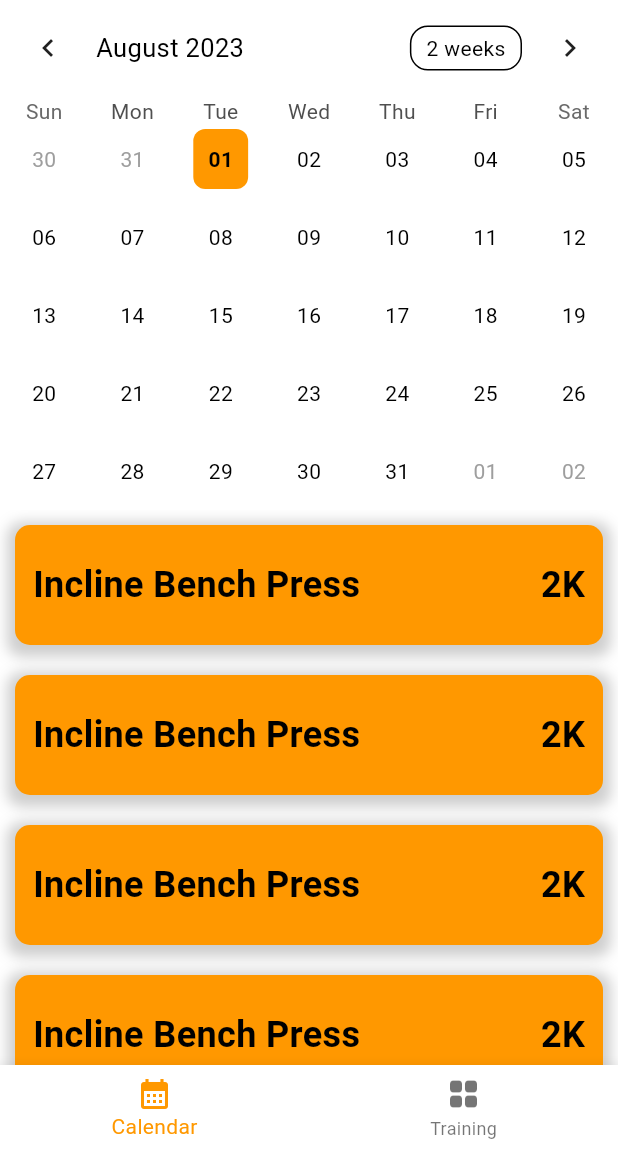
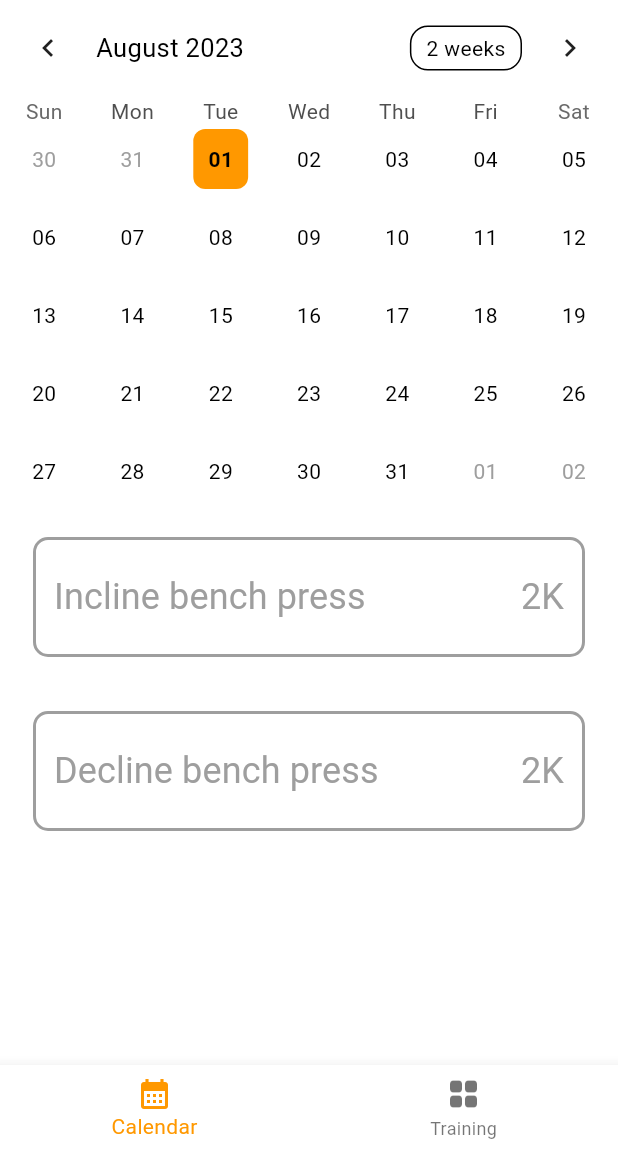
Before and after one commit to t19960804/FitTrackr, a Flutter app: the screen it shows after launch, on a phone screen of 412 x 824 dp, the part 84-1236 px from its top. Run offline on Flutter 3.47's test engine with Material 2 defaults, Android fonts, the phone set to English and light mode, and no system bars; drawn by our look-alikes of table_calendar.

Commit message:
Add TextButton / Selection Logic

```diff
--- a/lib/main.dart
+++ b/lib/main.dart
@@ -35,6 +35,12 @@ class CalendarPage extends StatefulWidget {
 class _CalendarPageState extends State<CalendarPage> {
   var _bottomNavigationIndex = 0;
   var _isEditMode = false;
+  var _trainings = ["Incline bench press", "Decline bench press"];
+  var _selectStatus = [];
+
+  _CalendarPageState() {
+    _selectStatus = List.generate(_trainings.length, (index) => false);
+  }
 
   @override
   Widget build(BuildContext context) {
@@ -102,46 +108,73 @@ class _CalendarPageState extends State<CalendarPage> {
               child: ListView.builder(
                 // 在Column裡面使用ListView這種具有無限延展性的Widget，需要用Expanded包住
                 itemBuilder: (context, index) {
-                  return Container(
+                  final training = _trainings[index];
+                  final isSelected = _selectStatus[index];
+
+                  return TextButton(
+                    onPressed: () {
+                      setState(() {
+                        _selectStatus.fillRange(0, _selectStatus.length, false);
+                        _selectStatus[index] = true;
+                      });
+                    },
+                    child: Container(
                       margin: const EdgeInsets.all(10),
                       height: 80,
                       decoration: BoxDecoration(
+                        border: isSelected
+                            ? null
+                            : Border.all(
+                                color: Colors.grey,
+                                width: 2.0,
+                              ),
                         borderRadius: BorderRadius.circular(10),
-                      color: Theme.of(context).colorScheme.primary,
-                      boxShadow: [
+                        color: isSelected
+                            ? Theme.of(context).colorScheme.primary
+                            : Colors.transparent,
+                        boxShadow: isSelected
+                            ? [
                                 BoxShadow(
                                   color: Colors.grey.withOpacity(0.5),
                                   spreadRadius: 5,
                                   blurRadius: 7,
                                   offset: const Offset(0, 3),
                                 ),
-                      ],
+                              ]
+                            : [],
                       ),
-                    child: const Padding(
-                      padding: EdgeInsets.only(left: 12, right: 12),
+                      child: Padding(
+                        padding: const EdgeInsets.only(left: 12, right: 12),
                         child: Row(
                           children: [
                             Text(
-                            "Incline Bench Press",
+                              training,
                               style: TextStyle(
-                              fontWeight: FontWeight.bold,
+                                fontWeight: isSelected
+                                    ? FontWeight.bold
+                                    : FontWeight.normal,
                                 fontSize: 24,
+                                color: isSelected ? Colors.black : Colors.grey,
                               ),
                             ),
-                          Spacer(),
+                            const Spacer(),
                             Text(
                               "2K",
                               style: TextStyle(
-                              fontWeight: FontWeight.bold,
+                                fontWeight: isSelected
+                                    ? FontWeight.bold
+                                    : FontWeight.normal,
                                 fontSize: 24,
+                                color: isSelected ? Colors.black : Colors.grey,
                               ),
                             ),
                           ],
                         ),
                       ),
+                    ),
                   );
                 },
-                itemCount: 5,
+                itemCount: _trainings.length,
               ),
             )
           ],
```
Lines whose indentation alone changed are shown as unchanged.
